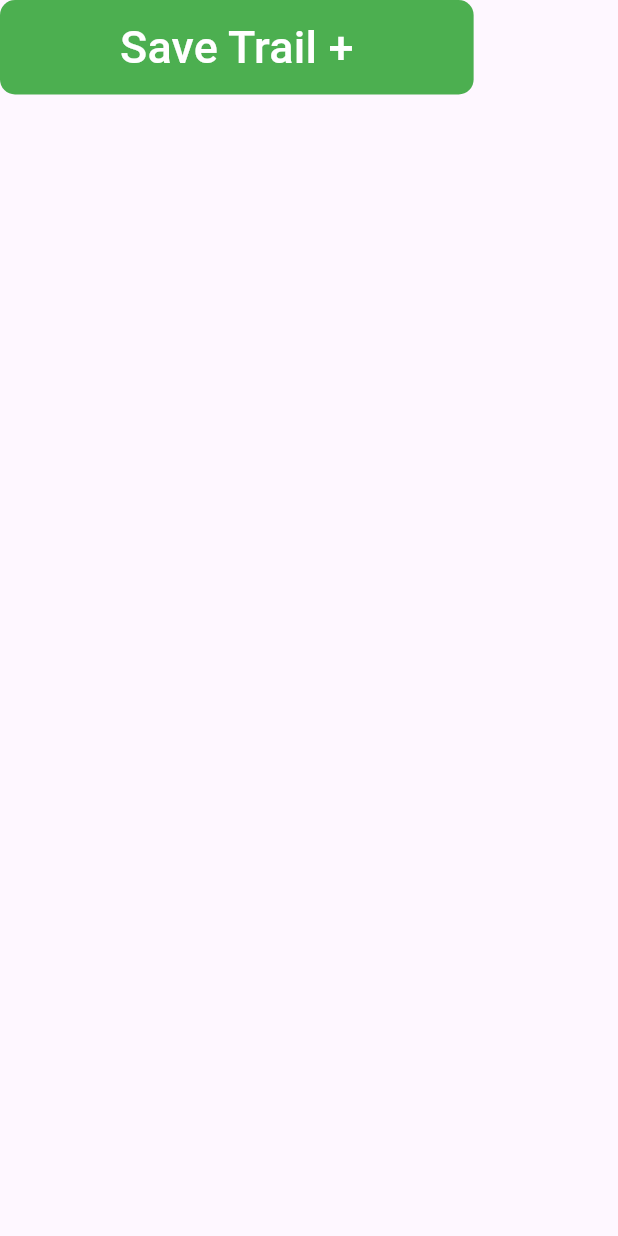
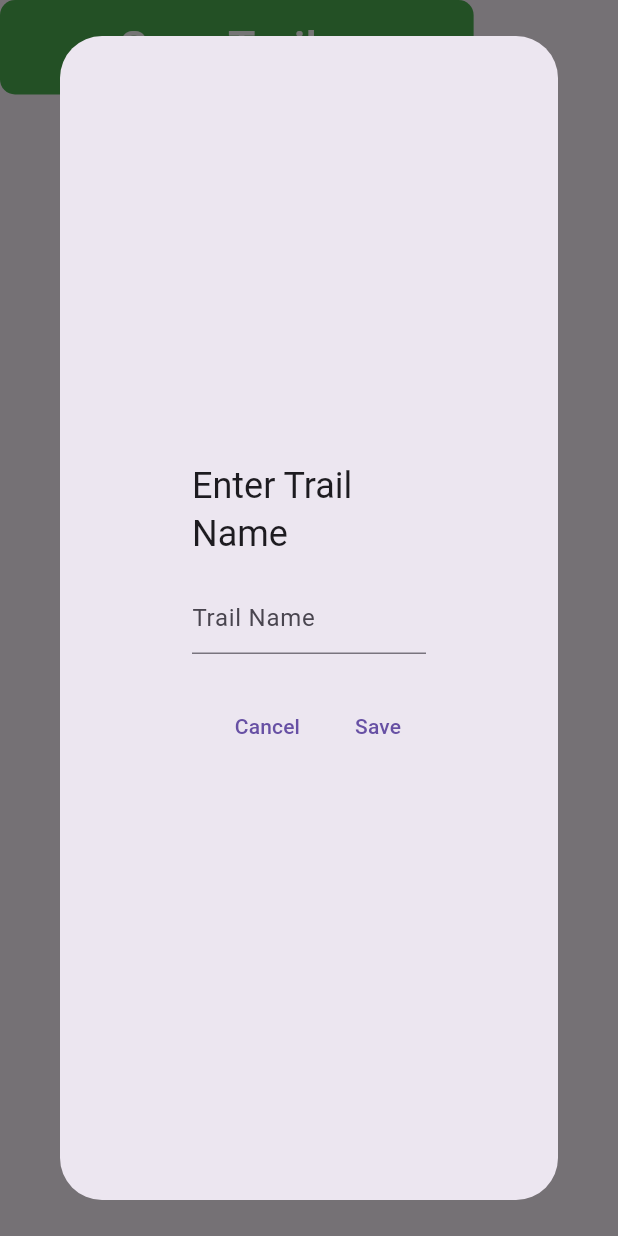
Before and after one commit to Miro-Ali-Akbar/DSP-Fikon, a Flutter app: the SaveTrail widget shown alone on an empty page, opened directly with sample values from the repository, after a tap on "Save Trail +", on a phone screen of 412 x 824 dp. Run offline on Flutter 3.47's test engine with Material 3 defaults, Android fonts, the phone set to English and light mode, and no system bars; our stand-ins replace auto_size_text, firebase_auth, firebase_core, flutter_svg, geolocator, google_maps_flutter and 2 more; missing offline and left inert: dart:ffi, firebase_ui_auth, firebase_ui_oauth_google, flutter_config, flutter_polyline_points, geofence_service; accounts and stored records are empty; network calls fail; Roboto replaces fonts that are missing (InterRegular).

Commit message:
ugly dialog to save trail name

```diff
--- a/client/lib/pages/generated_map_page.dart
+++ b/client/lib/pages/generated_map_page.dart
@@ -739,7 +739,7 @@ class _MapsRoutesGeneratorState extends State<MapsRoutesGenerator> {
   // Builds the trailcard based on the generated route
   // The trailcard is used as reference for displaying the data
   void _buildTrailCard() {
-    trail.name = 'Your Trail';
+    trail.name = '';
     trail.stairs = !avoidStairs;
     trail.lengthDistance = totalDistance;
     trail.lengthTime =
@@ -968,13 +968,24 @@ class _SaveTrailState extends State<SaveTrail> {
   @override
   Widget build(BuildContext context) {
     return TextButton(
-      onPressed: () {
-        widget.onSave(true);
-        _trailCardInfo();
-        setState(() {});
-        //TODO: Send off to database!
-        saveRouteToServer(jsonData);
-      },
+      onPressed: () => showDialog(
+        context: context,
+        builder: (BuildContext context) {
+          return AlertDialog(
+            content: Container(
+              child: SaveTrailPopUp(
+                onSave: widget.onSave,
+                trail: widget.trail,
+                avoidStairs: widget.avoidStairs,
+                totalDistance: widget.totalDistance,
+                statusEnvironment: widget.statusEnvironment,
+                hillines: widget.hillines,
+              ),
+              width: double.maxFinite,
+            ),
+          );
+        },
+      ),
       style: TextButton.styleFrom(
         backgroundColor: Colors.green,
         padding: const EdgeInsets.symmetric(vertical: 10, horizontal: 80),
@@ -984,6 +995,61 @@ class _SaveTrailState extends State<SaveTrail> {
       ),
       child: const Text('Save Trail +',
           style: TextStyle(color: Colors.white, fontSize: 30)),
+    );
+  }
+}
+
+class SaveTrailPopUp extends StatefulWidget {
+  final Function(bool) onSave;
+  final TrailCard trail;
+  final bool avoidStairs;
+  final double totalDistance;
+  final String statusEnvironment;
+  final double hillines;
+
+  const SaveTrailPopUp({
+    Key? key,
+    required this.onSave,
+    required this.trail,
+    required this.avoidStairs,
+    required this.totalDistance,
+    required this.statusEnvironment,
+    required this.hillines,
+  }) : super(key: key);
+
+  @override
+  State<SaveTrailPopUp> createState() => _SaveTrailPopUpState();
+}
+
+class _SaveTrailPopUpState extends State<SaveTrailPopUp> {
+  @override
+  Widget build(BuildContext context) {
+    return AlertDialog(
+      title: const Text('Enter Trail Name'),
+      content: TextField(
+        onChanged: (value) {
+          setState(() {
+            widget.trail.name = value;
+          });
+        },
+        decoration: const InputDecoration(hintText: 'Trail Name'),
+      ),
+      actions: <Widget>[
+        TextButton(
+          onPressed: () {
+            Navigator.of(context).pop();
+          },
+          child: const Text('Cancel'),
+        ),
+        TextButton(
+          onPressed: () {
+            // Save trail with the entered name
+            _saveTrail();
+            Navigator.of(context).pop();
+          },
+          child: const Text('Save'),
+        ),
+      ],
     );
   }
 
@@ -1000,8 +1066,8 @@ class _SaveTrailState extends State<SaveTrail> {
       'msgID': 'addRoute',
       'data': {
         'trailName': widget.trail.name,
-        'totalDistance': totalDistance,
-        'totalTime': _distanceToTime(totalDistance),
+        'totalDistance': widget.totalDistance,
+        'totalTime': _distanceToTime(widget.totalDistance),
         'statusEnvironment': widget.statusEnvironment,
         'avoidStairs': widget.avoidStairs,
         'hilliness': widget.hillines,
@@ -1010,6 +1076,24 @@ class _SaveTrailState extends State<SaveTrail> {
     };
 
     print(jsonData);
+  }
+
+  void _saveTrail() {
+    if (widget.trail.name.isNotEmpty) {
+      // Call onSave callback passing trail name
+      widget.onSave(true);
+      _trailCardInfo();
+      setState(() {});
+      ////TODO: Send off to database!
+      saveRouteToServer(jsonData);
+    } else {
+      // Show an error message if trail name is empty
+      ScaffoldMessenger.of(context).showSnackBar(
+        SnackBar(
+          content: Text('Please enter a trail name.'),
+        ),
+      );
+    }
   }
 }
 
```
